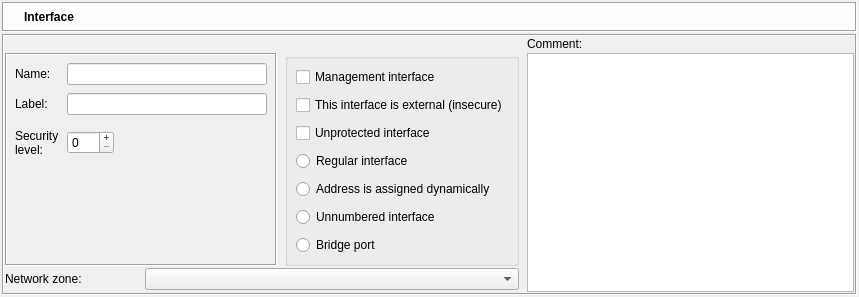
Before: the Qt Designer form src/gui/interfacedialog_q.ui in fwbuilder/fwbuilder, drawn with Qt 5.
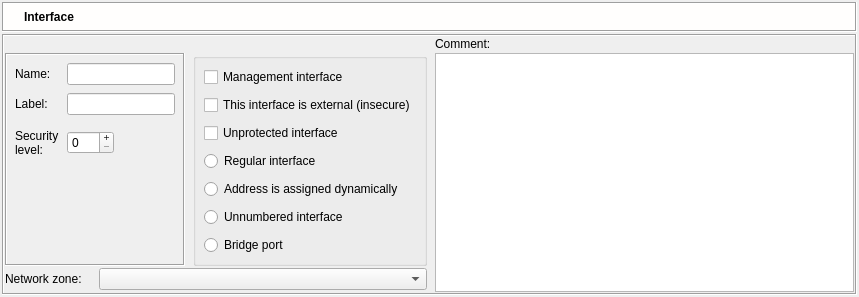
After: the same form once the commit is applied. Icons and pictures are not drawn.

```diff
--- a/src/gui/interfacedialog_q.ui
+++ b/src/gui/interfacedialog_q.ui
@@ -373,7 +373,7 @@
             <widget class="QLineEdit" name="obj_name" >
              <property name="minimumSize" >
               <size>
-               <width>200</width>
+               <width>0</width>
                <height>0</height>
               </size>
              </property>
```
